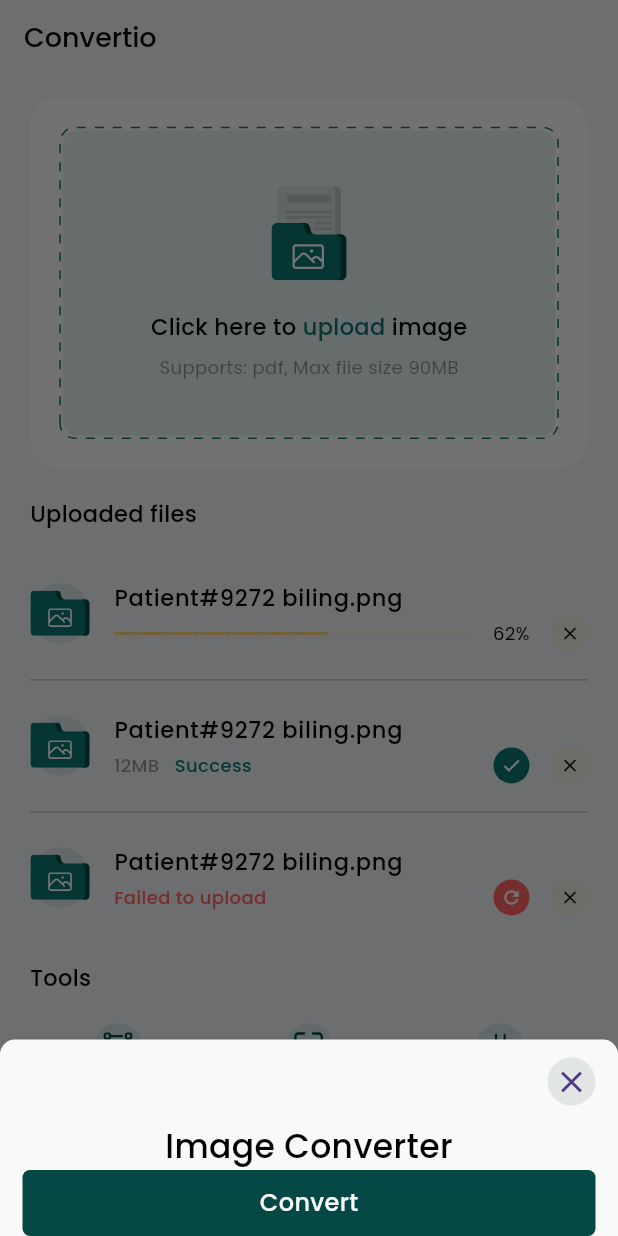
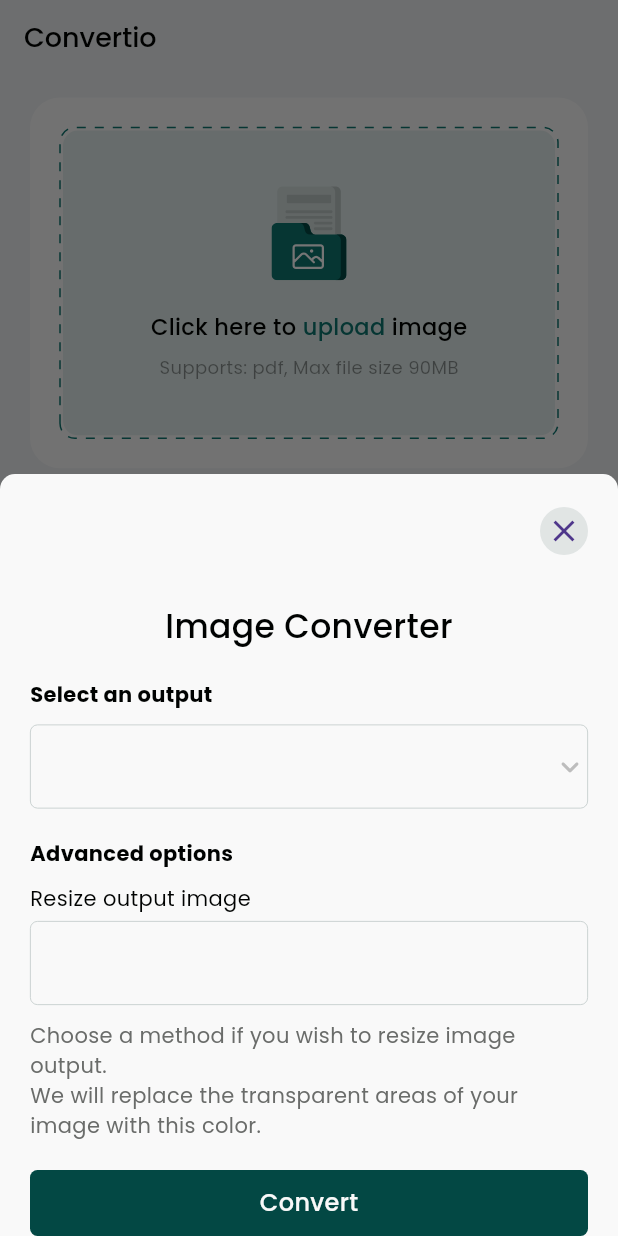
Before and after one commit to tade-dev/file_converter_app, a Flutter app: the screen it shows after launch, after a tap on "Image Converter", on a phone screen of 412 x 824 dp. Run offline on Flutter 3.47's test engine with Material 3 defaults, Android fonts, the phone set to English and light mode, and no system bars; drawn by our look-alikes of dotted_border, step_progress_indicator; our stand-ins replace flutter_svg, get.

Commit message:
Add new custom widgets and refactor existing ones; update color management and remove unused components

```diff
--- a/lib/core/resources/colors_x.dart
+++ b/lib/core/resources/colors_x.dart
@@ -13,6 +13,7 @@
   static final loadingAlt = Color(0xffF0ECE1);
   static final danger = Color(0xffFF6363);
   static final labelBlack = Color(0xff000201);
+  static final labelGrey= Color(0xff6A6C6A);
   static final labelBlackAlt = Color(0xff000201).withOpacity(0.4);
 
 }
--- a/lib/ui/views/main/flip_rotate.dart
+++ b/lib/ui/views/main/flip_rotate.dart
@@ -1,7 +1,7 @@
 import 'package:file_converter_app/core/resources/colors_x.dart';
 import 'package:file_converter_app/core/resources/styles_x.dart';
-import 'package:file_converter_app/ui/widget/c_btn.dart';
-import 'package:file_converter_app/ui/widget/close_w.dart';
+import 'package:file_converter_app/ui/widget/btn/c_btn.dart';
+import 'package:file_converter_app/ui/widget/custom/close_w.dart';
 import 'package:flutter/material.dart';
 import 'package:get/get.dart';
 
--- a/lib/ui/views/main/image_converter_v.dart
+++ b/lib/ui/views/main/image_converter_v.dart
@@ -1,7 +1,10 @@
 import 'package:file_converter_app/core/resources/colors_x.dart';
 import 'package:file_converter_app/core/resources/styles_x.dart';
-import 'package:file_converter_app/ui/widget/c_btn.dart';
-import 'package:file_converter_app/ui/widget/close_w.dart';
+import 'package:file_converter_app/ui/widget/btn/c_btn.dart';
+import 'package:file_converter_app/ui/widget/custom/close_w.dart';
+import 'package:file_converter_app/ui/widget/input/custom_input_w.dart';
+import 'package:file_converter_app/ui/widget/input/drop_down_input.dart';
+import 'package:file_converter_app/ui/widget/input/input_field.dart';
 import 'package:flutter/material.dart';
 import 'package:get/get.dart';
 
@@ -13,30 +16,69 @@
 
     var screenW = MediaQuery.sizeOf(context).width;
 
-    return Container(
+    return SafeArea(
+      child: Container(
         width: screenW,
-      padding: EdgeInsets.symmetric(horizontal: 15),
+        padding: EdgeInsets.symmetric(horizontal: 20),
         child: Column(
           mainAxisSize: MainAxisSize.min,
+          crossAxisAlignment: CrossAxisAlignment.start,
           children: [
+            SizedBox(height: 10,),
             CloseW(
               onClose: () {
                 Get.back();
               },
             ),
-          Text(
+            SizedBox(height: 20,),
+            Center(
+              child: Text(
                 "Image Converter",
                 style: getMediumStyle(
                   color: ColorManager.labelBlack,
                   fontSize: 22
                 ),
               ),
+            ),
+            SizedBox(height: 20,),
+            CustomInputW(
+              label: "Select an output",
+              w: DropDownInput(
+                onChanged: (v){},
+                dropdownMenuItems: [],
+              ),
+            ),
+            SizedBox(height: 20,),
+            CustomInputW(
+              label: "Advanced options",
+              w: InputField(
+                onChanged: (v){},
+                label: "Resize output image",
+              ),
+            ),
+            SizedBox(height: 10,),
+            Text(
+              "Choose a method if you wish to resize image output.",
+              style: getRegularStyle(
+                color: ColorManager.labelGrey,
+                fontSize: 14
+              ),
+            ),
+            Text(
+              "We will replace the transparent areas of your image with this color.",
+              style: getRegularStyle(
+                color: ColorManager.labelGrey,
+                fontSize: 14
+              ),
+            ),
+            SizedBox(height: 20,),
             CBTN(
               label: "Convert",
               ontap: (){}
             )
           ],
         ),
+      ),
     );
   }
 }
--- a/lib/ui/views/main/main_view.dart
+++ b/lib/ui/views/main/main_view.dart
@@ -6,8 +6,8 @@
 import 'package:file_converter_app/ui/components/tools_w.dart';
 import 'package:file_converter_app/ui/components/upload_w.dart';
 import 'package:file_converter_app/ui/views/main/image_converter_v.dart';
-import 'package:file_converter_app/ui/widget/c_sht.dart';
-import 'package:file_converter_app/ui/widget/custom_app_bar.dart';
+import 'package:file_converter_app/ui/widget/sht/c_sht.dart';
+import 'package:file_converter_app/ui/widget/custom/custom_app_bar.dart';
 import 'package:flutter/material.dart';
 
 class MainView extends StatefulWidget {
--- a/lib/ui/views/main/resize_setting.dart
+++ b/lib/ui/views/main/resize_setting.dart
@@ -1,7 +1,7 @@
 import 'package:file_converter_app/core/resources/colors_x.dart';
 import 'package:file_converter_app/core/resources/styles_x.dart';
-import 'package:file_converter_app/ui/widget/c_btn.dart';
-import 'package:file_converter_app/ui/widget/close_w.dart';
+import 'package:file_converter_app/ui/widget/btn/c_btn.dart';
+import 'package:file_converter_app/ui/widget/custom/close_w.dart';
 import 'package:flutter/material.dart';
 import 'package:get/get.dart';
 
--- /dev/null
+++ b/lib/ui/widget/input/custom_input_w.dart
@@ -0,0 +1,34 @@
+import 'package:file_converter_app/core/resources/colors_x.dart';
+import 'package:file_converter_app/core/resources/styles_x.dart';
+import 'package:flutter/material.dart';
+
+class CustomInputW extends StatelessWidget {
+  const CustomInputW({
+    super.key,
+    required this.label,
+    required this.w,
+  });
+
+  final String? label;
+  final Widget? w;
+
+  @override
+  Widget build(BuildContext context) {
+    return Column(
+      crossAxisAlignment: CrossAxisAlignment.start,
+      children: [
+        Padding(
+          padding: const EdgeInsets.only(bottom: 10),
+          child: Text(
+            label ?? "",
+            style: getSemiBoldStyle(
+              color: ColorManager.labelBlack,
+              fontSize: 14
+            ),
+          ),
+        ),
+        w ?? SizedBox.shrink()
+      ],
+    );
+  }
+}
--- /dev/null
+++ b/lib/ui/widget/input/drop_down_input.dart
@@ -0,0 +1,128 @@
+import 'package:file_converter_app/core/resources/colors_x.dart';
+import 'package:file_converter_app/core/resources/styles_x.dart';
+import 'package:flutter/material.dart';
+
+
+class DropDownInput extends StatelessWidget {
+  const DropDownInput({
+    super.key,
+    this.controller,
+    this.hintText,
+    this.obscureText = false,
+    this.label,
+    this.inputType,
+    this.enabled = true,
+    this.expand = false,
+    this.onTap,
+    this.onSaved,
+    this.textInputAction,
+    this.onEditingComplete,
+    required this.onChanged,
+    this.onFieldSubmitted,
+    this.prefixIcon,
+    this.suffixIcon,
+    this.maxLength,
+    this.maxLines = 1,
+    this.minLines,
+    this.readOnly = false,
+    this.validator,
+    this.autofills,
+    required this.dropdownMenuItems
+  });
+
+  final TextEditingController? controller;
+  final String? hintText;
+  final String? label;
+  final TextInputType? inputType;
+  final bool enabled;
+  final Function()? onTap;
+  final ValueChanged<String>? onFieldSubmitted;
+  final bool expand;
+  final bool obscureText;
+  final Function(String?)? onSaved;
+  final ValueChanged<String>? onChanged;
+  final TextInputAction? textInputAction;
+  final Widget? prefixIcon;
+  final Widget? suffixIcon;
+  final VoidCallback? onEditingComplete;
+  final int? minLines;
+  final int? maxLines;
+  final int? maxLength;
+  final bool readOnly;
+  final FormFieldValidator<String>? validator;
+  final Iterable<String>? autofills;
+  final List<DropdownMenuItem<String?>> dropdownMenuItems;
+
+  @override
+  Widget build(BuildContext context) {
+    return Column(
+      children: [
+        label == null ?
+        SizedBox.shrink() :
+        Padding(
+          padding: const EdgeInsets.only(bottom: 5),
+          child: Text(
+            label ?? "",
+            style: getRegularStyle(
+              color: ColorManager.labelBlack,
+              fontSize: 14
+            ),
+          ),
+        ),
+        DropdownButtonFormField(
+          items: dropdownMenuItems,
+          onChanged: (value) => onChanged?.call(value ?? ''),
+          onTap: onTap,
+          icon: Icon(
+            Icons.keyboard_arrow_down_rounded,
+          ),
+          autovalidateMode: AutovalidateMode.onUserInteraction,
+          style: getRegularStyle(color: ColorManager.labelBlack, fontSize: 16),
+          decoration: InputDecoration(
+            errorStyle: getRegularStyle(color: ColorManager.danger, fontSize: 14),
+            hintText: hintText,
+            enabledBorder: OutlineInputBorder(
+              borderRadius: BorderRadius.circular(5),
+              borderSide: BorderSide(
+                color: ColorManager.dividerColor,
+                width: 0.5
+              )
+            ),
+            focusedBorder: OutlineInputBorder(
+              borderRadius: BorderRadius.circular(5),
+              borderSide: BorderSide(
+                color: ColorManager.dividerColor,
+                width: 0.5
+              )
+            ),
+            disabledBorder: OutlineInputBorder(
+              borderRadius: BorderRadius.circular(5),
+              borderSide: BorderSide(
+                color: ColorManager.dividerColor,
+                width: 0.5
+              )
+            ),
+            prefixIcon: prefixIcon,
+            suffixIcon: suffixIcon,
+            focusedErrorBorder: OutlineInputBorder(
+              borderRadius: BorderRadius.circular(5),
+              borderSide: BorderSide(
+                color: ColorManager.danger,
+                width: 0.5
+              )
+            ),
+            errorBorder: OutlineInputBorder(
+              borderRadius: BorderRadius.circular(5),
+              borderSide: BorderSide(
+                color: ColorManager.danger,
+                width: 0.5
+              )
+            ),
+            hintStyle: getMediumStyle(
+                color: ColorManager.greyAlt, fontSize: 16),
+          ),
+        ),
+      ],
+    );
+  }
+}
--- /dev/null
+++ b/lib/ui/widget/input/input_field.dart
@@ -0,0 +1,169 @@
+import 'package:file_converter_app/core/resources/colors_x.dart';
+import 'package:file_converter_app/core/resources/styles_x.dart';
+import 'package:flutter/material.dart';
+
+
+class InputField extends StatelessWidget {
+  const InputField({
+    super.key,
+    this.controller,
+    this.hintText,
+    this.obscureText = false,
+    this.label,
+    this.inputType,
+    this.enabled = true,
+    this.expand = false,
+    this.onTap,
+    this.onSaved,
+    this.textInputAction,
+    this.onEditingComplete,
+    required this.onChanged,
+    this.onFieldSubmitted,
+    this.prefixIcon,
+    this.suffixIcon,
+    this.maxLength,
+    this.maxLines = 1,
+    this.minLines,
+    this.readOnly = false,
+    this.validator,
+    this.autofills
+  });
+
+  final TextEditingController? controller;
+  final String? hintText;
+  final String? label;
+  final TextInputType? inputType;
+  final bool enabled;
+  final Function()? onTap;
+  final ValueChanged<String>? onFieldSubmitted;
+  final bool expand;
+  final bool obscureText;
+  final Function(String?)? onSaved;
+  final ValueChanged<String> onChanged;
+  final TextInputAction? textInputAction;
+  final Widget? prefixIcon;
+  final Widget? suffixIcon;
+  final VoidCallback? onEditingComplete;
+  final int? minLines;
+  final int? maxLines;
+  final int? maxLength;
+  final bool readOnly;
+  final FormFieldValidator<String>? validator;
+  final Iterable<String>? autofills;
+
+  @override
+  Widget build(BuildContext context) {
+    return Column(
+      children: [
+        label == null ?
+        SizedBox.shrink() :
+        Padding(
+          padding: const EdgeInsets.only(bottom: 5),
+          child: Row(
+            mainAxisAlignment: MainAxisAlignment.spaceBetween,
+            children: [
+              Text(
+                label ?? "",
+                style: getRegularStyle(
+                  color: ColorManager.labelBlack,
+                  fontSize: 14
+                ),
+              ),
+              Visibility(
+                visible: false,
+                child: PopupMenuButton(
+                  onSelected: (value) {
+
+                  },
+                  child: Row(
+                    children: [
+                      Text(
+                        "px",
+                        style: getRegularStyle(
+                          color: ColorManager.labelBlack,
+                          fontSize: 14
+                        ),
+                      ),
+                      SizedBox(width: 3,),
+                      Icon(
+                        Icons.keyboard_arrow_down_rounded,
+                        size: 14,
+                      )
+                    ],
+                  ),
+                  itemBuilder: (_) => [
+
+                  ]
+                ),
+              )
+            ],
+          ),
+        ),
+        TextFormField(
+          cursorColor: ColorManager.primary,
+          enabled: enabled,
+          obscureText: obscureText,
+          onChanged: onChanged,
+          onTap: onTap,
+          autofillHints: autofills,
+          minLines: minLines,
+          maxLines: maxLines,
+          maxLength: maxLength,
+          controller: controller,
+          onSaved: onSaved,
+          readOnly: readOnly,
+          validator: validator,
+          autovalidateMode: AutovalidateMode.onUserInteraction,
+          onFieldSubmitted: onFieldSubmitted,
+          onEditingComplete: onEditingComplete,
+          textDirection: TextDirection.ltr,
+          keyboardType: inputType,
+          style: getRegularStyle(color: ColorManager.labelBlack, fontSize: 16),
+          decoration: InputDecoration(
+            errorStyle: getRegularStyle(color: ColorManager.danger, fontSize: 14),
+            hintText: hintText,
+            enabledBorder: OutlineInputBorder(
+              borderRadius: BorderRadius.circular(5),
+              borderSide: BorderSide(
+                color: ColorManager.dividerColor,
+                width: 0.5
+              )
+            ),
+            focusedBorder: OutlineInputBorder(
+              borderRadius: BorderRadius.circular(5),
+              borderSide: BorderSide(
+                color: ColorManager.dividerColor,
+                width: 0.5
+              )
+            ),
+            disabledBorder: OutlineInputBorder(
+              borderRadius: BorderRadius.circular(5),
+              borderSide: BorderSide(
+                color: ColorManager.dividerColor,
+                width: 0.5
+              )
+            ),
+            prefixIcon: prefixIcon,
+            suffixIcon: suffixIcon,
+            focusedErrorBorder: OutlineInputBorder(
+              borderRadius: BorderRadius.circular(5),
+              borderSide: BorderSide(
+                color: ColorManager.danger,
+                width: 0.5
+              )
+            ),
+            errorBorder: OutlineInputBorder(
+              borderRadius: BorderRadius.circular(5),
+              borderSide: BorderSide(
+                color: ColorManager.danger,
+                width: 0.5
+              )
+            ),
+            hintStyle: getMediumStyle(
+                color: ColorManager.greyAlt, fontSize: 16),
+          ),
+        ),
+      ],
+    );
+  }
+}
--- a/lib/ui/widget/input_field.dart
+++ /dev/null
@@ -1,23 +0,0 @@
-import 'package:file_converter_app/core/resources/colors_x.dart';
-import 'package:file_converter_app/core/resources/styles_x.dart';
-import 'package:flutter/material.dart';
-
-class InputField extends StatelessWidget {
-  const InputField({super.key});
-
-  @override
-  Widget build(BuildContext context) {
-    return Column(
-      crossAxisAlignment: CrossAxisAlignment.start,
-      children: [
-        Text(
-          "title",
-          style: getMediumStyle(
-            color: ColorManager.labelBlack,
-            fontSize: 18,
-          ),
-        ),
-      ],
-    );
-  }
-}
```
Also changed, not shown: lib/ui/widget/btn/c_btn.dart (renamed from lib/ui/widget/c_btn.dart), lib/ui/widget/custom/close_w.dart (renamed from lib/ui/widget/close_w.dart), lib/ui/widget/custom/custom_app_bar.dart (renamed from lib/ui/widget/custom_app_bar.dart), lib/ui/widget/sht/c_sht.dart (renamed from lib/ui/widget/c_sht.dart). Lines whose indentation alone changed are shown as unchanged.
